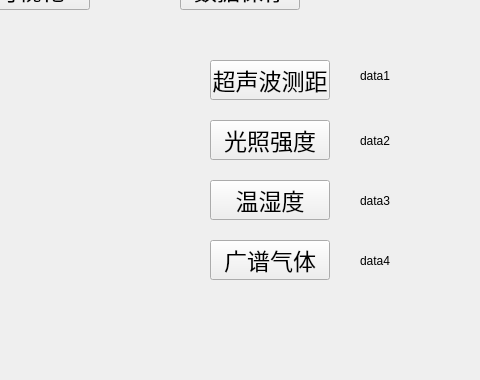
The window that mainwindow.ui (gbn666/GeoProspector) describes before a commit, drawn with Qt 5; both pictures show x 320 to 800 and y 100 to 480 of the 800 by 480 pixel window.
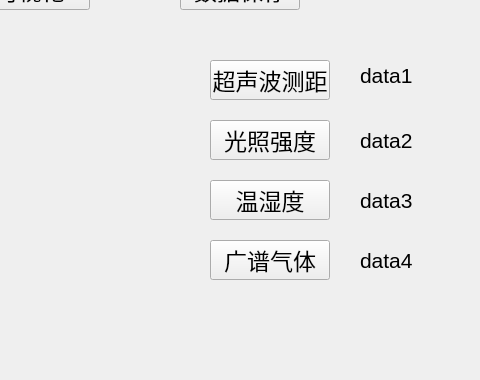
The same window after the commit. Icons and pictures are not drawn.

Patch:
```diff
--- a/mainwindow.ui
+++ b/mainwindow.ui
@@ -224,6 +224,11 @@
       <height>31</height>
      </rect>
     </property>
+    <property name="font">
+     <font>
+      <pointsize>16</pointsize>
+     </font>
+    </property>
     <property name="text">
      <string>data1</string>
     </property>
@@ -237,6 +242,11 @@
       <height>41</height>
      </rect>
     </property>
+    <property name="font">
+     <font>
+      <pointsize>16</pointsize>
+     </font>
+    </property>
     <property name="text">
      <string>data2</string>
     </property>
@@ -250,6 +260,11 @@
       <height>41</height>
      </rect>
     </property>
+    <property name="font">
+     <font>
+      <pointsize>16</pointsize>
+     </font>
+    </property>
     <property name="text">
      <string>data3</string>
     </property>
@@ -263,6 +278,11 @@
       <height>41</height>
      </rect>
     </property>
+    <property name="font">
+     <font>
+      <pointsize>16</pointsize>
+     </font>
+    </property>
     <property name="text">
      <string>data4</string>
     </property>
```
